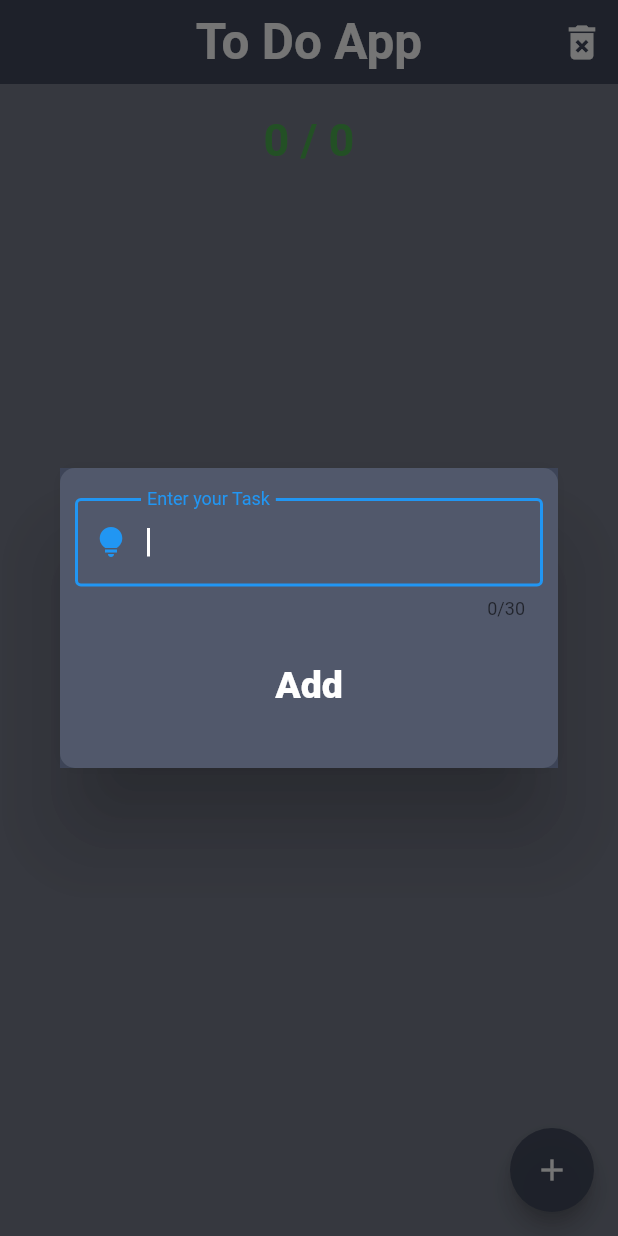
After one commit to abdallhmostafa/to_do_app_2, a Flutter app: the screen it shows after launch, after a tap on the "delete forever" icon, after a tap on the "add" icon, on a phone screen of 412 x 824 dp. The commit adds this screen. Run offline on Flutter 3.47's test engine with Material 2 defaults, Android fonts, the phone set to English and light mode, and no system bars.

Commit message:
Refactor to the code

```diff
--- /dev/null
+++ b/lib/widgets/addTask.dart
@@ -0,0 +1,79 @@
+import 'package:flutter/material.dart';
+class AddTask {
+
+
+
+  void addTask(BuildContext context,{required TextEditingController formController,required Function addNewTask}) {
+    showDialog(
+      builder: (BuildContext _) => Dialog(
+        shape:
+            RoundedRectangleBorder(borderRadius: BorderRadius.circular(10.0)),
+        child: Container(
+          height: 200.0,
+          padding: const EdgeInsets.symmetric(horizontal: 10.0),
+          color: const Color.fromRGBO(62, 70, 90, 0.9),
+          child: Column(
+            mainAxisAlignment: MainAxisAlignment.start,
+            crossAxisAlignment: CrossAxisAlignment.center,
+            children: [
+              const SizedBox(
+                height: 20.0,
+              ),
+              TextField(
+                controller: formController,
+                maxLength: 30,
+                style: const TextStyle(
+                  color: Colors.white,
+                ),
+                keyboardType: TextInputType.text,
+                autocorrect: true,
+                autofocus: true,
+                textInputAction: TextInputAction.done,
+                cursorColor: Colors.white,
+                decoration: const InputDecoration(
+                    iconColor: Colors.white,
+                    hoverColor: Colors.white,
+                    focusColor: Colors.white,
+                    fillColor: Colors.white,
+                    labelText: "Enter your Task",
+                    prefixIcon: Icon(
+                      Icons.lightbulb_sharp,
+                    ),
+                    border: OutlineInputBorder()),
+              ),
+              const SizedBox(
+                height: 20.0,
+              ),
+              TextButton(
+                  onPressed: () {
+                    addNewTask();
+                    formController.text = "";
+                    Navigator.pop(context);
+                  },
+                  child: const Text(
+                    "Add",
+                    style: TextStyle(
+                        color: Colors.white,
+                        fontSize: 25.0,
+                        fontWeight: FontWeight.w900),
+                  )),
+              const SizedBox(
+                height: 20.0,
+              ),
+            ],
+          ),
+        ),
+      ),
+      context: context,
+    );
+  }
+}
+
+class MyWidget extends StatelessWidget {
+  const MyWidget({super.key});
+
+  @override
+  Widget build(BuildContext context) {
+    return const Placeholder();
+  }
+}
--- /dev/null
+++ b/lib/widgets/home.dart
@@ -0,0 +1,127 @@
+import 'package:flutter/material.dart';
+import 'package:to_do_app_2/widgets/addTask.dart';
+import 'package:to_do_app_2/widgets/task_model.dart';
+import 'package:to_do_app_2/widgets/to_do_card.dart';
+
+class Home extends StatefulWidget {
+  const Home({Key? key}) : super(key: key);
+
+  @override
+  State<Home> createState() => _HomeState();
+}
+
+class _HomeState extends State<Home> {
+  var formController = TextEditingController();
+
+  changeStatus(int counter) {
+    setState(() {
+      allTask[counter].status = !allTask[counter].status;
+    });
+  }
+
+  deleteAllTask() {
+    setState(() {
+      allTask.removeRange(0, allTask.length);
+    });
+  }
+
+  deleteTask(int index) {
+    setState(() {
+      allTask.removeAt(index);
+    });
+  }
+
+  void addNewTask() {
+    setState(() {
+      allTask.add(Task(title: formController.text, status: false));
+    });
+  }
+
+  int checkedTask() {
+    int counter = 0;
+    for (var element in allTask) {
+      if (element.status) counter++;
+    }
+    return counter;
+  }
+
+  AddTask addTask = AddTask();
+
+  @override
+  Widget build(BuildContext context) {
+    return Scaffold(
+      resizeToAvoidBottomInset: false,
+      backgroundColor: const Color.fromRGBO(58, 66, 86, 0.7),
+      appBar: AppBar(
+        actions: [
+          IconButton(
+              onPressed: () {
+                setState(() {
+                  allTask.clear();
+                });
+              },
+              icon: const Icon(
+                Icons.delete_forever,
+                size: 30.0,
+                color: Colors.white,
+              ))
+        ],
+        backgroundColor: const Color.fromRGBO(58, 66, 86, 0.9),
+        elevation: 0,
+        centerTitle: true,
+        title: const Text(
+          "To Do App",
+          style: TextStyle(
+              fontSize: 33.0, color: Colors.white, fontWeight: FontWeight.bold),
+        ),
+      ),
+      body: Padding(
+        padding: const EdgeInsets.symmetric(horizontal: 10.0, vertical: 20.0),
+        child: Column(
+          children: [
+            Text(
+              "${checkedTask()} / ${allTask.length}",
+              style: TextStyle(
+                fontSize: 30,
+                fontWeight: FontWeight.w700,
+                color: allTask.length == checkedTask()
+                    ? Colors.green
+                    : Colors.white,
+              ),
+            ),
+            const SizedBox(
+              height: 10.0,
+            ),
+            SizedBox(
+              height: 500.0,
+              child: ListView.builder(
+                physics: const BouncingScrollPhysics(),
+                itemCount: allTask.length,
+                itemBuilder: (context, index) {
+                  return ToDoCard(
+                    title: allTask[index].title,
+                    check: allTask[index].status,
+                    changeStatus: changeStatus,
+                    deleteTask: deleteTask,
+                    index: index,
+                  );
+                },
+              ),
+            )
+          ],
+        ),
+      ),
+      floatingActionButton: FloatingActionButton(
+        onPressed: () {
+          addTask.addTask(context,
+              formController: formController, addNewTask: addNewTask);
+        },
+        backgroundColor: const Color.fromRGBO(62, 70, 90, 0.9),
+        child: const Icon(
+          Icons.add,
+          color: Colors.white,
+        ),
+      ),
+    );
+  }
+}
--- /dev/null
+++ b/lib/widgets/task_model.dart
@@ -0,0 +1,11 @@
+class Task {
+  String title;
+  bool status;
+
+  Task({required this.title, required this.status});
+}
+List allTask = [
+  Task(title: "Sleep", status: true),
+  Task(title: "Go to Gym", status: true),
+  Task(title: "Take a Shower", status: true),
+];
```
Also changed, not shown: lib/main.dart (+5 -176 lines), App image/Screenshot_1690748778.png (added), App image/Screenshot_1690748783.png (added), App image/Screenshot_1690748785.png (added), App image/Screenshot_1690748789.png (added), App image/Screenshot_1690748805.png (added), App image/Screenshot_1690748807.png (added), App image/img.png (added), pubspec.lock, 8 other files.
